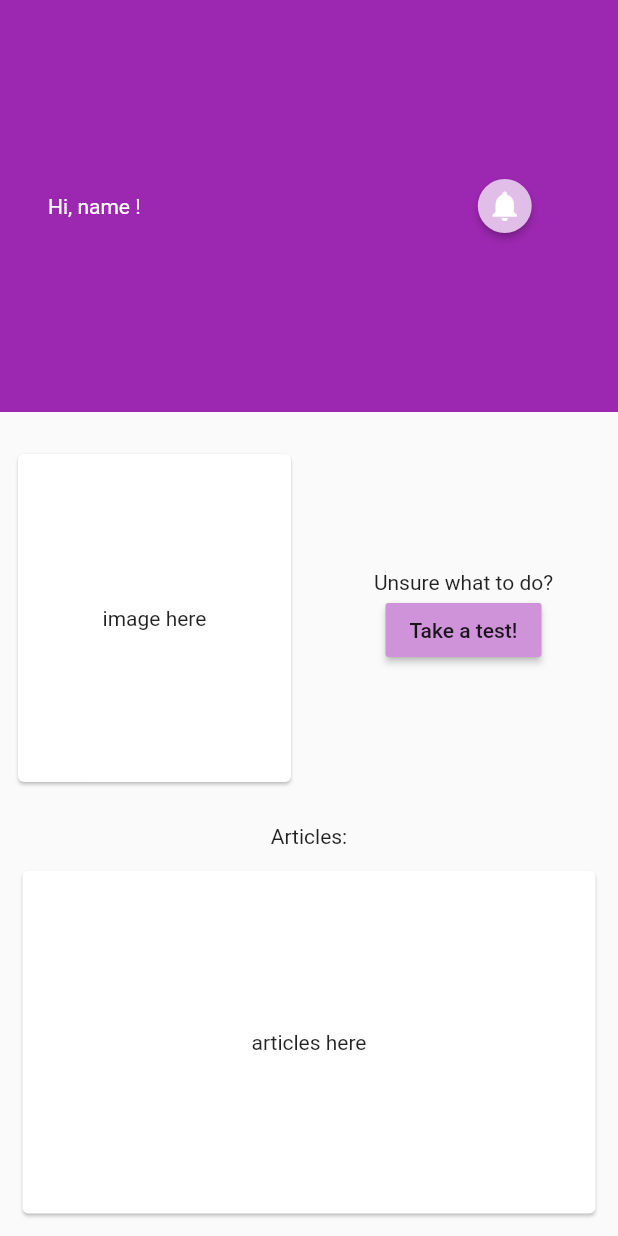
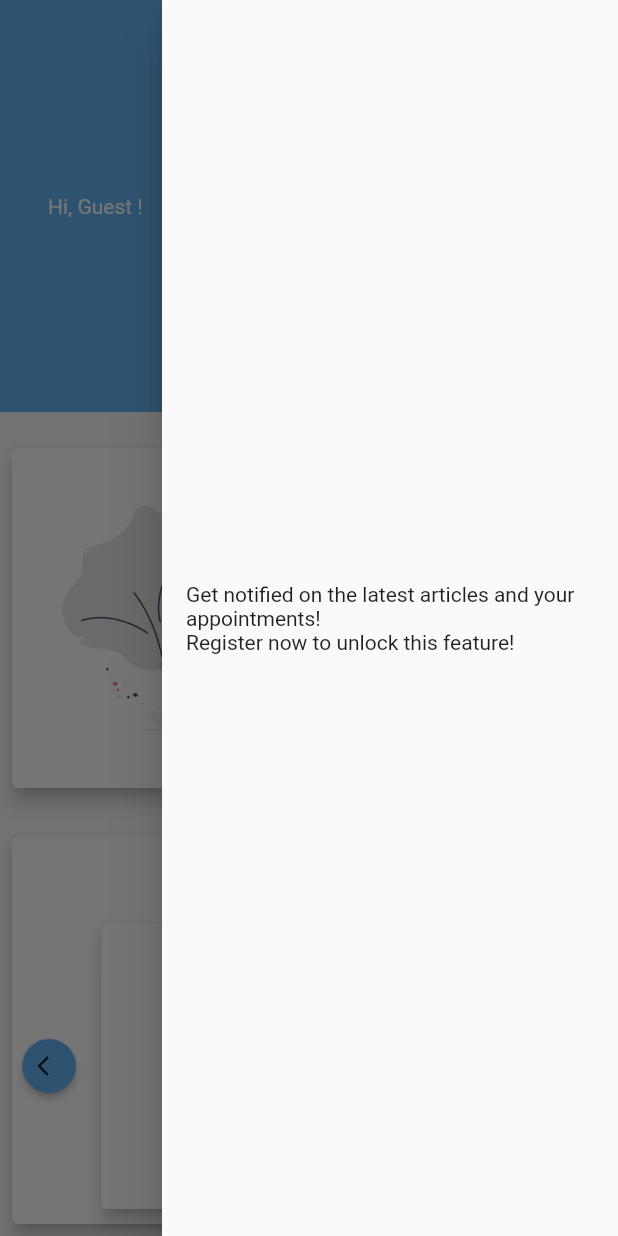
Before and after one commit to group-apk/Mynda, a Flutter app: the DashboardScreen screen opened directly, after a tap on the "notifications" icon, on a phone screen of 412 x 824 dp. Run offline on Flutter 3.47's test engine with Material 2 defaults, Android fonts, the light colour scheme and no system bars; our stand-ins replace cloud_firestore, firebase_auth, firebase_core, fluttertoast; accounts and stored records are empty.

Commit message:
dashboards, landing and other improvements

```diff
--- a/lib/main.dart
+++ b/lib/main.dart
@@ -1,7 +1,6 @@
 import 'package:firebase_core/firebase_core.dart';
 import 'package:flutter/material.dart';
 import 'package:map_proj/landing.dart';
-import '../screen/login_screen.dart';
 // ignore_for_file: prefer_const_constructors
 
 void main() {
--- /dev/null
+++ b/lib/view/dashboard.dart
@@ -0,0 +1,199 @@
+import 'package:flutter/material.dart';
+
+class DashboardScreen extends StatefulWidget {
+  const DashboardScreen({Key? key}) : super(key: key);
+
+  @override
+  State<DashboardScreen> createState() => _DashboardScreenState();
+}
+
+class _DashboardScreenState extends State<DashboardScreen> {
+  @override
+  Widget build(BuildContext context) {
+    return Scaffold(
+      endDrawer: const NotificationDrawer(),
+      body: SafeArea(
+        child: Column(
+          children: [
+            Expanded(
+                child: Container(
+              color: Colors.blue[300],
+              child: Padding(
+                padding: const EdgeInsets.all(32.0),
+                child: Row(
+                  children: [
+                    const Expanded(
+                      child: Text(
+                        'Hi, Guest !',
+                        style: TextStyle(color: Colors.white),
+                      ),
+                      flex: 3,
+                    ),
+                    Expanded(
+                      child: Builder(builder: (context) {
+                        return MaterialButton(
+                          shape: const CircleBorder(),
+                          color: Colors.blue[100],
+                          onPressed: () {
+                            Scaffold.of(context).openEndDrawer();
+                          },
+                          child: const Icon(
+                            Icons.notifications,
+                            color: Colors.white,
+                          ),
+                        );
+                      }),
+                      // child: Container(),
+                    ),
+                  ],
+                ),
+              ),
+            )),
+            Expanded(
+                child: Padding(
+              padding: const EdgeInsets.symmetric(vertical: 16.0),
+              child: Card(
+                margin: const EdgeInsets.all(8),
+                elevation: 5,
+                child: Row(
+                  mainAxisAlignment: MainAxisAlignment.spaceEvenly,
+                  crossAxisAlignment: CrossAxisAlignment.stretch,
+                  children: [
+                    Expanded(
+                      child: Padding(
+                        padding: const EdgeInsets.all(8.0),
+                        child: SizedBox(
+                            height: 200,
+                            child: Image.asset(
+                              "assets/dashboard.png",
+                              fit: BoxFit.contain,
+                            )),
+                      ),
+                    ),
+                    Expanded(
+                      child: Column(
+                        mainAxisAlignment: MainAxisAlignment.center,
+                        children: [
+                          const Text('Unsure what to do?'),
+                          MaterialButton(
+                            color: Colors.blue[300],
+                            onPressed: () {
+                              ScaffoldMessenger.of(context)
+                                  .showSnackBar(const SnackBar(
+                                behavior: SnackBarBehavior.floating,
+                                content: Text('Test will be available soon.'),
+                              ));
+                            },
+                            child: const Text(
+                              'Take a test!',
+                              style: TextStyle(color: Colors.white),
+                            ),
+                          ),
+                        ],
+                      ),
+                    ),
+                  ],
+                ),
+              ),
+            )),
+            Expanded(
+              child: Card(
+                margin: const EdgeInsets.all(8),
+                elevation: 5,
+                child: Column(
+                  children: [
+                    const Padding(
+                      padding: EdgeInsets.all(16.0),
+                      child: Text('Articles:'),
+                    ),
+                    Expanded(
+                      child: Row(
+                        children: [
+                          Expanded(
+                              child: MaterialButton(
+                                  color: Colors.blue[300],
+                                  onPressed: () {
+                                    ScaffoldMessenger.of(context)
+                                        .showSnackBar(const SnackBar(
+                                      behavior: SnackBarBehavior.floating,
+                                      content: Text(
+                                          'Articles will be available soon.'),
+                                    ));
+                                  },
+                                  shape: const CircleBorder(),
+                                  child: const Icon(
+                                    Icons.arrow_back_ios,
+                                    size: 16,
+                                  ))),
+                          const Expanded(
+                            flex: 6,
+                            child: Card(
+                              elevation: 5,
+                              margin: EdgeInsets.all(10),
+                              child: SizedBox(
+                                child: Center(child: Text('articles here')),
+                              ),
+                            ),
+                          ),
+                          Expanded(
+                              child: MaterialButton(
+                                  color: Colors.blue[300],
+                                  onPressed: () {
+                                    ScaffoldMessenger.of(context)
+                                        .showSnackBar(const SnackBar(
+                                      behavior: SnackBarBehavior.floating,
+                                      content: Text(
+                                          'Articles will be available soon.'),
+                                    ));
+                                  },
+                                  shape: const CircleBorder(),
+                                  child: const Icon(
+                                    Icons.arrow_forward_ios,
+                                    size: 16,
+                                  ))),
+                        ],
+                      ),
+                    ),
+                  ],
+                ),
+              ),
+            ),
+          ],
+        ),
+      ),
+    );
+  }
+}
+
+class NotificationDrawer extends StatefulWidget {
+  const NotificationDrawer({Key? key}) : super(key: key);
+
+  @override
+  State<NotificationDrawer> createState() => _NotificationDrawerState();
+}
+
+class _NotificationDrawerState extends State<NotificationDrawer> {
+  @override
+  Widget build(BuildContext context) {
+    return Drawer(
+      child: SafeArea(
+        child: Column(
+          mainAxisAlignment: MainAxisAlignment.center,
+          children: [
+            Padding(
+              padding: const EdgeInsets.all(16.0),
+              child: Column(
+                crossAxisAlignment: CrossAxisAlignment.start,
+                children: const [
+                  Text(
+                      'Get notified on the latest articles and your appointments!'),
+                  Text('Register now to unlock this feature!'),
+                ],
+              ),
+            ),
+          ],
+        ),
+      ),
+    );
+  }
+}
--- a/lib/dashboard.dart
+++ b/lib/view/dashboard_staff.dart
@@ -16,7 +16,7 @@ class _DashboardScreenState extends State<DashboardScreen> {
           children: [
             Expanded(
                 child: Container(
-              color: Colors.purple,
+              color: Colors.blue[300],
               child: Padding(
                 padding: const EdgeInsets.all(32.0),
                 child: Row(
@@ -31,7 +31,7 @@ class _DashboardScreenState extends State<DashboardScreen> {
                     Expanded(
                       child: MaterialButton(
                         shape: const CircleBorder(),
-                        color: Colors.purple[100],
+                        color: Colors.blue[100],
                         onPressed: () {},
                         child: const Icon(
                           Icons.notifications,
@@ -66,9 +66,12 @@ class _DashboardScreenState extends State<DashboardScreen> {
                       children: [
                         const Text('Unsure what to do?'),
                         MaterialButton(
-                          color: Colors.purple[200],
+                          color: Colors.blue[300],
                           onPressed: () {},
-                          child: const Text('Take a test!'),
+                          child: const Text(
+                            'Take a test!',
+                            style: TextStyle(color: Colors.white),
+                          ),
                         ),
                       ],
                     ),
--- a/pubspec.yaml
+++ b/pubspec.yaml
@@ -63,7 +63,7 @@ flutter:
 
   # To add assets to your application, add an assets section, like this:
   assets:
-     - assets/login1.png
+     - assets/
   #   - images/a_dot_ham.jpeg
 
   # An image asset can refer to one or more resolution-specific "variants", see
```
Also changed, not shown: lib/landing.dart (+30 -15 lines), lib/view/dashboard_member.dart (added, +219 -0 lines), lib/view/dashboard_screen.dart (renamed from lib/screen/dashboard_screen.dart, +5 -6 lines), lib/view/login_screen.dart (renamed from lib/screen/login_screen.dart, +5 -5 lines), lib/view/registration_screen.dart (renamed from lib/screen/registration_screen_staff.dart, +42 -52 lines), lib/view/registration_screen_staff.dart (renamed from lib/screen/registration_screen.dart, +48 -43 lines), lib/view/reset_password_screen.dart (renamed from lib/screen/reset_password_screen.dart, +26 -10 lines), assets/dashboard.png (added), assets/landing.png (added).
